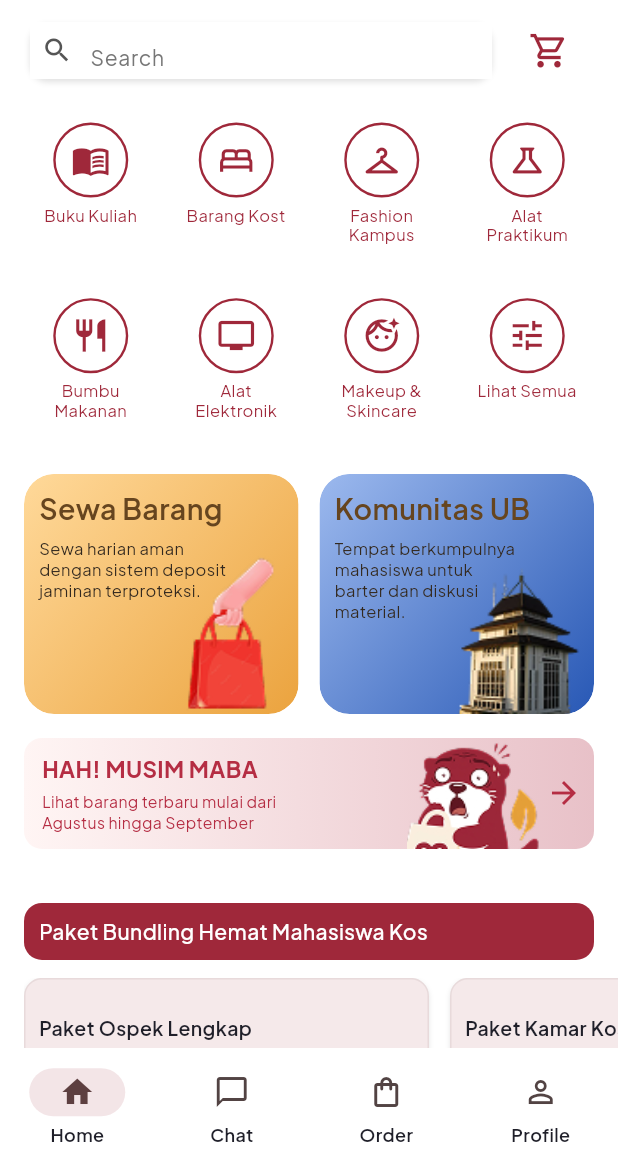
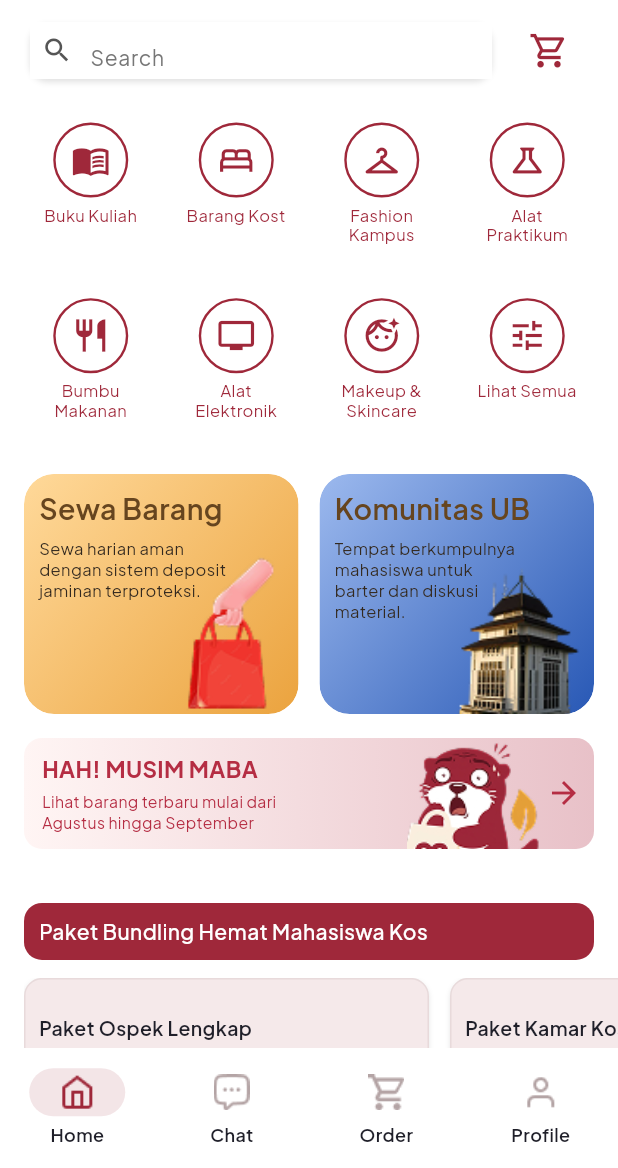
Before and after one commit to GanErnesta/Reloved, a Flutter app: the MainScreen screen opened by its route, on a phone screen of 412 x 824 dp, the part 68-1236 px from its top. Run offline on Flutter 3.47's test engine with Material 3 defaults, Android fonts, the phone set to English and light mode, and no system bars; our stand-ins replace flutter_dotenv, geocoding, geolocator, go_router, google_fonts, image_picker and 2 more; accounts and stored records are empty.

Commit message:
update navigation icons and splash tagline

```diff
--- a/lib/app/navigation/main_screen.dart
+++ b/lib/app/navigation/main_screen.dart
@@ -15,16 +15,10 @@ class MainScreen extends StatefulWidget {
   static const int ordersTab = 2;
   static const int profileTab = 3;
 
-  /// Tab yang sedang aktif. Mengubah nilai ini akan memindahkan tab.
   static final ValueNotifier<int> tabIndex = ValueNotifier<int>(homeTab);
 
-  /// Route milik MainScreen yang sedang aktif (dipakai untuk popUntil).
   static ModalRoute<dynamic>? _route;
 
-  /// Kembali ke MainScreen (menutup semua layar di atasnya, mis. Cart,
-  /// Checkout, Payment) lalu membuka tab [index].
-  ///
-  /// Contoh: MainScreen.goToTab(context, MainScreen.ordersTab);
   static void goToTab(BuildContext context, int index) {
     final navigator = Navigator.of(context);
     final route = _route;
@@ -33,10 +27,9 @@ class MainScreen extends StatefulWidget {
       navigator.popUntil((r) => r == route);
       tabIndex.value = index;
     } else {
-      // Cadangan: MainScreen belum/tidak aktif, buat baru dan bersihkan stack.
       navigator.pushAndRemoveUntil(
         MaterialPageRoute(builder: (_) => MainScreen(initialIndex: index)),
-            (route) => false,
+        (route) => false,
       );
     }
   }
@@ -59,6 +52,7 @@ class _MainScreenState extends State<MainScreen> {
   @override
   void initState() {
     super.initState();
+
     currentIndex = widget.initialIndex;
     MainScreen.tabIndex.value = currentIndex;
     MainScreen.tabIndex.addListener(_onTabRequested);
@@ -67,6 +61,7 @@ class _MainScreenState extends State<MainScreen> {
   @override
   void didChangeDependencies() {
     super.didChangeDependencies();
+
     _myRoute = ModalRoute.of(context);
     MainScreen._route = _myRoute;
   }
@@ -74,9 +69,11 @@ class _MainScreenState extends State<MainScreen> {
   @override
   void dispose() {
     MainScreen.tabIndex.removeListener(_onTabRequested);
+
     if (MainScreen._route == _myRoute) {
       MainScreen._route = null;
     }
+
     super.dispose();
   }
 
@@ -84,11 +81,16 @@ class _MainScreenState extends State<MainScreen> {
     if (!mounted) return;
 
     final requested = MainScreen.tabIndex.value;
+
     if (requested != currentIndex) {
       setState(() {
         currentIndex = requested;
       });
     }
+  }
+
+  Widget _navIcon(String asset, {double size = 24}) {
+    return Image.asset(asset, width: size, height: size, fit: BoxFit.contain);
   }
 
   @override
@@ -97,25 +99,25 @@ class _MainScreenState extends State<MainScreen> {
       body: IndexedStack(index: currentIndex, children: pages),
       bottomNavigationBar: NavigationBar(
         selectedIndex: currentIndex,
-        destinations: const [
+        destinations: [
           NavigationDestination(
-            icon: Icon(Icons.home_outlined),
-            selectedIcon: Icon(Icons.home),
+            icon: _navIcon('assets/icons/home.png'),
+            selectedIcon: _navIcon('assets/icons/home_active.png'),
             label: 'Home',
           ),
           NavigationDestination(
-            icon: Icon(Icons.chat_bubble_outline),
-            selectedIcon: Icon(Icons.chat),
+            icon: _navIcon('assets/icons/chat.png'),
+            selectedIcon: _navIcon('assets/icons/chat_active.png'),
             label: 'Chat',
           ),
           NavigationDestination(
-            icon: Icon(Icons.shopping_bag_outlined),
-            selectedIcon: Icon(Icons.shopping_bag),
+            icon: _navIcon('assets/icons/order.png'),
+            selectedIcon: _navIcon('assets/icons/order_active.png'),
             label: 'Order',
           ),
           NavigationDestination(
-            icon: Icon(Icons.person_outline),
-            selectedIcon: Icon(Icons.person),
+            icon: _navIcon('assets/icons/profile.png'),
+            selectedIcon: _navIcon('assets/icons/profile_active.png'),
             label: 'Profile',
           ),
         ],
--- a/lib/app/screens/splashscreen.dart
+++ b/lib/app/screens/splashscreen.dart
@@ -161,9 +161,11 @@ class _SplashScreenState extends State<SplashScreen>
                   ),
                   const SizedBox(height: AppSpacing.sm),
                   Text(
-                    'Campus Marketplace',
+                    'Preloved Aman\nSekampus Nyaman',
+                    textAlign: TextAlign.center,
                     style: AppTextStyles.caption.copyWith(
                       fontSize: 14,
+                      height: 1.5,
                       color: Colors.grey,
                     ),
                   ),
```
Also changed, not shown: assets/icons/chat.png (added), assets/icons/chat_active.png (added), assets/icons/home.png (added), assets/icons/home_active.png (added), assets/icons/order.png (added), assets/icons/order_active.png (added), assets/icons/profile.png (added), assets/icons/profile_active.png (added).
